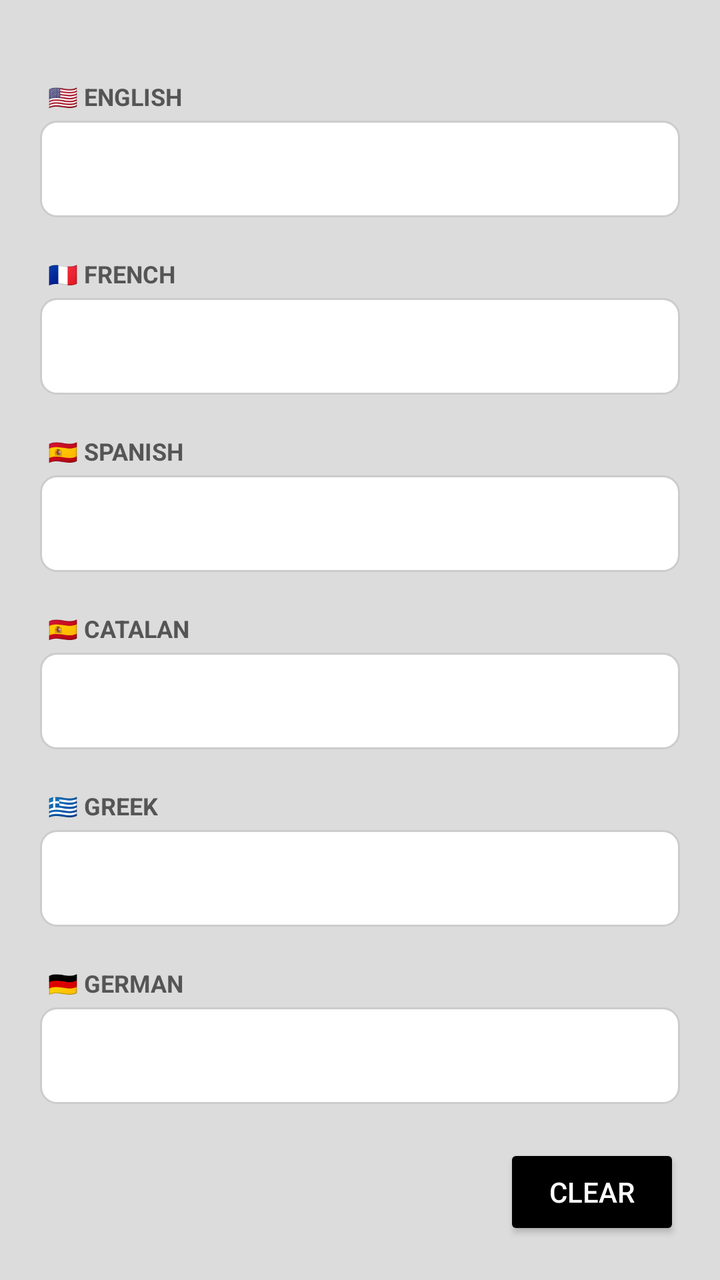
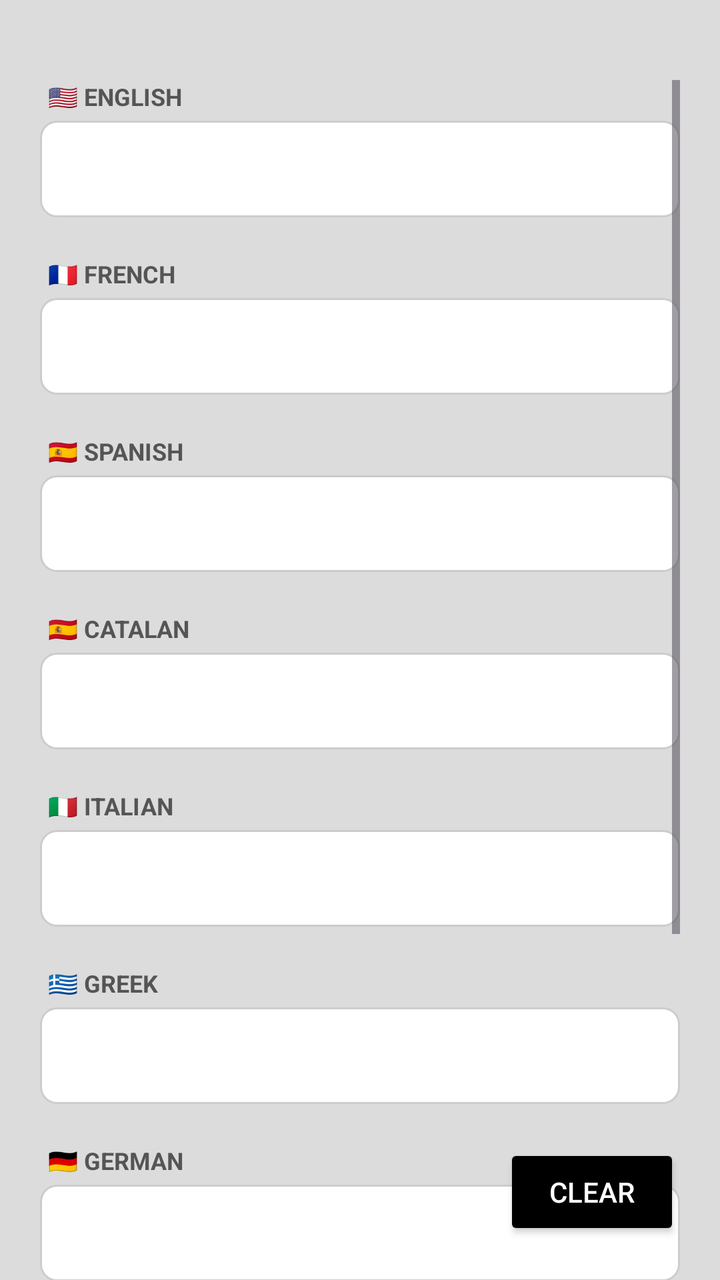

Screens rendered from an Android XML layout before and after an edit, with the pre-edit source and the edit as a unified diff.
<!-- AndroidManifest.xml: application theme Theme.MultiTrans -->
<!-- res/layout/activity_main.xml -->
<?xml version="1.0" encoding="utf-8"?>
<RelativeLayout xmlns:android="http://schemas.android.com/apk/res/android"
    android:layout_width="match_parent"
    android:layout_height="match_parent"
    android:background="#DCDCDC"
    android:fitsSystemWindows="true">

    <ProgressBar
        android:id="@+id/progress_bar"
        style="?android:attr/progressBarStyleHorizontal"
        android:layout_width="match_parent"
        android:layout_height="wrap_content"
        android:layout_alignParentTop="true"
        android:indeterminate="true"
        android:visibility="gone" />

    <ScrollView
        android:id="@+id/main_scroll"
        android:layout_width="match_parent"
        android:layout_height="match_parent"
        android:layout_below="@id/progress_bar"
        android:clipToPadding="false"
        android:paddingTop="40dp"
        android:paddingStart="20dp"
        android:paddingEnd="20dp"
        android:paddingBottom="100dp">

        <LinearLayout
            android:layout_width="match_parent"
            android:layout_height="wrap_content"
            android:orientation="vertical">

            <TextView android:layout_width="wrap_content" android:layout_height="wrap_content" android:text="🇺🇸 ENGLISH" android:textSize="12sp" android:textStyle="bold" android:textColor="#555555" android:layout_marginStart="4dp" android:layout_marginBottom="4dp"/>
            <EditText android:id="@+id/et_en" android:layout_width="match_parent" android:layout_height="wrap_content" android:textSize="18sp" android:layout_marginBottom="20dp" android:background="@drawable/edittext_bg" android:padding="12dp" android:textColor="#000000" android:minHeight="48dp" android:inputType="textLongMessage"/>

            <TextView android:layout_width="wrap_content" android:layout_height="wrap_content" android:text="🇫🇷 FRENCH" android:textSize="12sp" android:textStyle="bold" android:textColor="#555555" android:layout_marginStart="4dp" android:layout_marginBottom="4dp"/>
            <EditText android:id="@+id/et_fr" android:layout_width="match_parent" android:layout_height="wrap_content" android:textSize="18sp" android:layout_marginBottom="20dp" android:background="@drawable/edittext_bg" android:padding="12dp" android:textColor="#000000" android:minHeight="48dp" android:inputType="textLongMessage"/>

            <TextView android:layout_width="wrap_content" android:layout_height="wrap_content" android:text="🇪🇸 SPANISH" android:textSize="12sp" android:textStyle="bold" android:textColor="#555555" android:layout_marginStart="4dp" android:layout_marginBottom="4dp"/>
            <EditText android:id="@+id/et_es" android:layout_width="match_parent" android:layout_height="wrap_content" android:textSize="18sp" android:layout_marginBottom="20dp" android:background="@drawable/edittext_bg" android:padding="12dp" android:textColor="#000000" android:minHeight="48dp" android:inputType="textLongMessage"/>

            <TextView android:layout_width="wrap_content" android:layout_height="wrap_content" android:text="🇪🇸 CATALAN" android:textSize="12sp" android:textStyle="bold" android:textColor="#555555" android:layout_marginStart="4dp" android:layout_marginBottom="4dp"/>
            <EditText android:id="@+id/et_ca" android:layout_width="match_parent" android:layout_height="wrap_content" android:textSize="18sp" android:layout_marginBottom="20dp" android:background="@drawable/edittext_bg" android:padding="12dp" android:textColor="#000000" android:minHeight="48dp" android:inputType="textLongMessage"/>

            <TextView android:layout_width="wrap_content" android:layout_height="wrap_content" android:text="🇬🇷 GREEK" android:textSize="12sp" android:textStyle="bold" android:textColor="#555555" android:layout_marginStart="4dp" android:layout_marginBottom="4dp"/>
            <EditText android:id="@+id/et_el" android:layout_width="match_parent" android:layout_height="wrap_content" android:textSize="18sp" android:layout_marginBottom="20dp" android:background="@drawable/edittext_bg" android:padding="12dp" android:textColor="#000000" android:minHeight="48dp" android:inputType="textLongMessage"/>

            <TextView android:layout_width="wrap_content" android:layout_height="wrap_content" android:text="🇩🇪 GERMAN" android:textSize="12sp" android:textStyle="bold" android:textColor="#555555" android:layout_marginStart="4dp" android:layout_marginBottom="4dp"/>
            <EditText android:id="@+id/et_de" android:layout_width="match_parent" android:layout_height="wrap_content" android:textSize="18sp" android:layout_marginBottom="20dp" android:background="@drawable/edittext_bg" android:padding="12dp" android:textColor="#000000" android:minHeight="48dp" android:inputType="textLongMessage"/>

        </LinearLayout>
    </ScrollView>

    <Button
        android:id="@+id/btn_clear"
        android:layout_width="wrap_content"
        android:layout_height="wrap_content"
        android:text="CLEAR"
        android:layout_alignParentBottom="true"
        android:layout_alignParentEnd="true"
        android:layout_margin="20dp"
        android:backgroundTint="#000000"
        android:textColor="#FFFFFF" />

</RelativeLayout>
<!-- resources referenced by this layout -->
<resources>
  <!-- drawable edittext_bg (drawable) -->
  <?xml version="1.0" encoding="utf-8"?>
  <shape xmlns:android="http://schemas.android.com/apk/res/android">
      <solid android:color="#FFFFFF" /> <corners android:radius="8dp" /> <stroke android:width="1dp" android:color="#CCCCCC" />
  </shape>
  <style name="Theme.MultiTrans" parent="Base.Theme.MultiTrans" />
  <style name="Base.Theme.MultiTrans" parent="Theme.Material3.DayNight.NoActionBar">
          
          
      </style>
</resources>

<!-- the commit's change to res/layout/activity_main.xml (unified diff, before → after) -->
@@ -42,11 +42,17 @@
             <TextView android:layout_width="wrap_content" android:layout_height="wrap_content" android:text="🇪🇸 CATALAN" android:textSize="12sp" android:textStyle="bold" android:textColor="#555555" android:layout_marginStart="4dp" android:layout_marginBottom="4dp"/>
             <EditText android:id="@+id/et_ca" android:layout_width="match_parent" android:layout_height="wrap_content" android:textSize="18sp" android:layout_marginBottom="20dp" android:background="@drawable/edittext_bg" android:padding="12dp" android:textColor="#000000" android:minHeight="48dp" android:inputType="textLongMessage"/>
 
+            <TextView android:layout_width="wrap_content" android:layout_height="wrap_content" android:text="🇮🇹 ITALIAN" android:textSize="12sp" android:textStyle="bold" android:textColor="#555555" android:layout_marginStart="4dp" android:layout_marginBottom="4dp"/>
+            <EditText android:id="@+id/et_it" android:layout_width="match_parent" android:layout_height="wrap_content" android:textSize="18sp" android:layout_marginBottom="20dp" android:background="@drawable/edittext_bg" android:padding="12dp" android:textColor="#000000" android:minHeight="48dp" android:inputType="textLongMessage"/>
+
             <TextView android:layout_width="wrap_content" android:layout_height="wrap_content" android:text="🇬🇷 GREEK" android:textSize="12sp" android:textStyle="bold" android:textColor="#555555" android:layout_marginStart="4dp" android:layout_marginBottom="4dp"/>
             <EditText android:id="@+id/et_el" android:layout_width="match_parent" android:layout_height="wrap_content" android:textSize="18sp" android:layout_marginBottom="20dp" android:background="@drawable/edittext_bg" android:padding="12dp" android:textColor="#000000" android:minHeight="48dp" android:inputType="textLongMessage"/>
 
             <TextView android:layout_width="wrap_content" android:layout_height="wrap_content" android:text="🇩🇪 GERMAN" android:textSize="12sp" android:textStyle="bold" android:textColor="#555555" android:layout_marginStart="4dp" android:layout_marginBottom="4dp"/>
             <EditText android:id="@+id/et_de" android:layout_width="match_parent" android:layout_height="wrap_content" android:textSize="18sp" android:layout_marginBottom="20dp" android:background="@drawable/edittext_bg" android:padding="12dp" android:textColor="#000000" android:minHeight="48dp" android:inputType="textLongMessage"/>
+
+            <TextView android:layout_width="wrap_content" android:layout_height="wrap_content" android:text="🇸🇦 ARABIC" android:textSize="12sp" android:textStyle="bold" android:textColor="#555555" android:layout_marginStart="4dp" android:layout_marginBottom="4dp"/>
+            <EditText android:id="@+id/et_ar" android:layout_width="match_parent" android:layout_height="wrap_content" android:textSize="18sp" android:layout_marginBottom="20dp" android:background="@drawable/edittext_bg" android:padding="12dp" android:textColor="#000000" android:minHeight="48dp" android:inputType="textLongMessage"/>
 
         </LinearLayout>
     </ScrollView>
